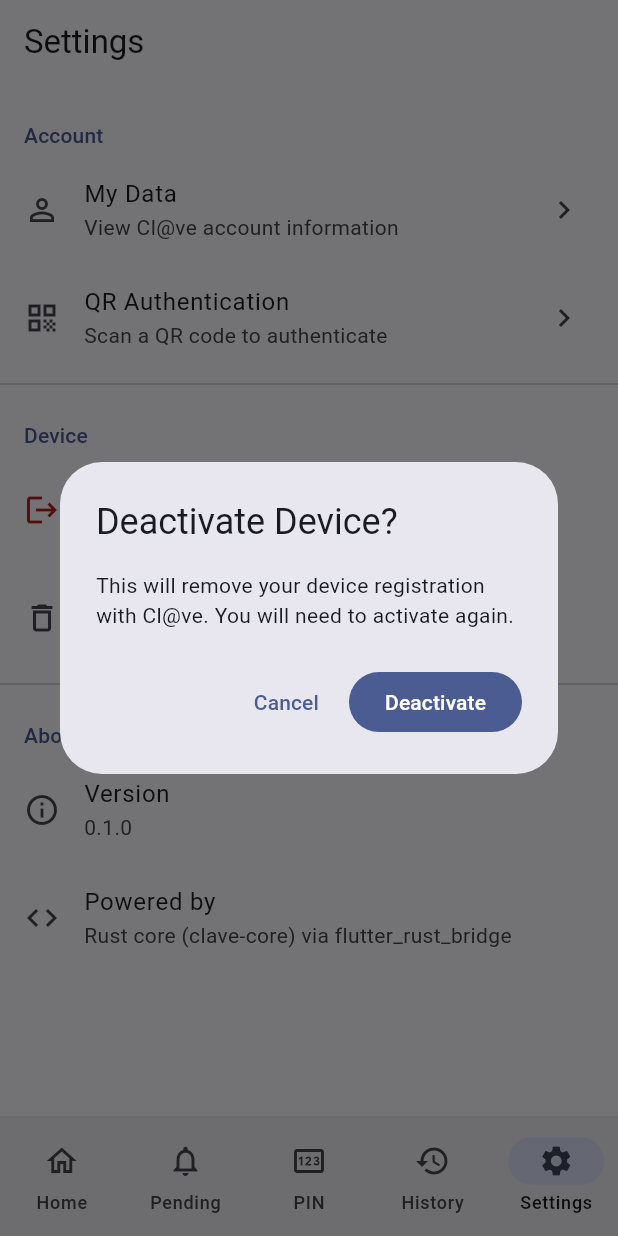
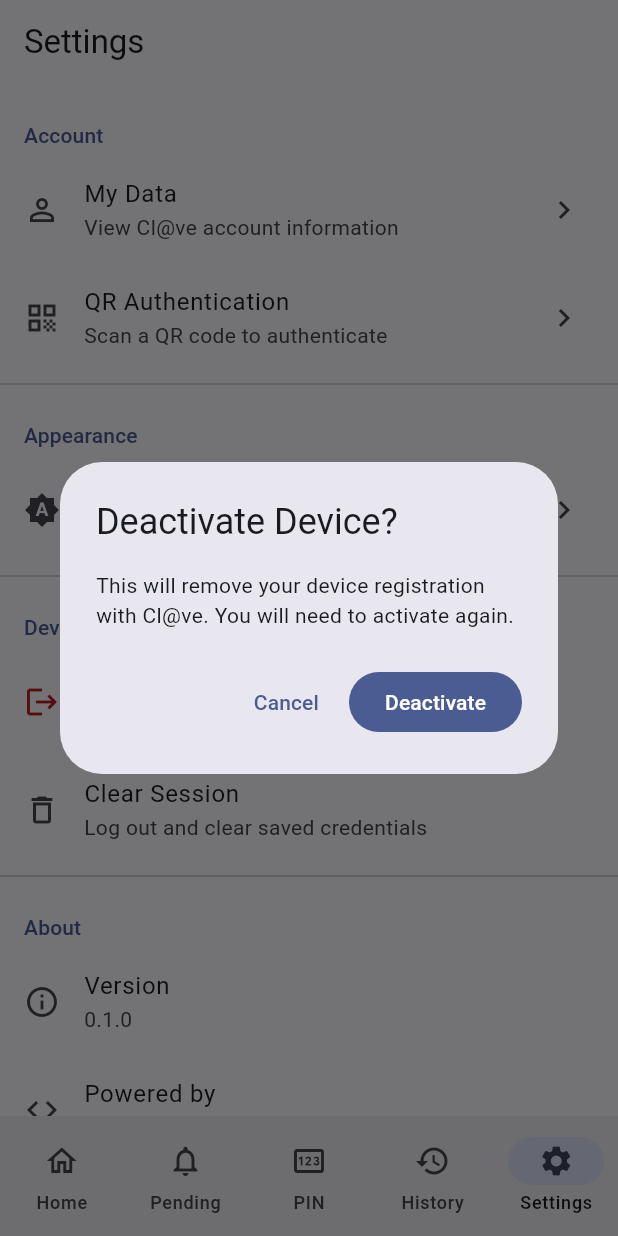
Before and after one commit to aldoborrero/research, a Flutter app: the screen it shows after launch, item 5 of the bottom bar chosen, after a tap on "Deactivate Device", on a phone screen of 412 x 824 dp. Run offline on Flutter 3.47's test engine with Material 3 defaults, Android fonts, the phone set to English and light mode, and no system bars; our stand-ins replace flutter_riverpod, go_router.

Commit message:
feat(flutter): add splash screen and dark mode toggle
Add SplashScreen with fade-in animation and session check stub that
routes to home after initialization.

Add ThemeModeNotifier (Riverpod) with system/light/dark toggle.
Wire it into ClaveApp (now ConsumerWidget) and add a radio-button
theme picker dialog in the Settings > Appearance section.

https://claude.ai/code/session_013wDTZkbz9wKPwbvxYKArHt

```diff
--- a/cl@ve-cli/flutter/lib/main.dart
+++ b/cl@ve-cli/flutter/lib/main.dart
@@ -8,6 +8,8 @@ import 'screens/pin_screen.dart';
 import 'screens/pending_screen.dart';
 import 'screens/history_screen.dart';
 import 'screens/settings_screen.dart';
+import 'screens/splash_screen.dart';
+import 'src/theme_provider.dart';
 
 void main() {
   // TODO: Initialize flutter_rust_bridge runtime here after codegen:
@@ -16,8 +18,9 @@ void main() {
 }
 
 final _router = GoRouter(
-  initialLocation: '/',
+  initialLocation: '/splash',
   routes: [
+    GoRoute(path: '/splash', builder: (_, __) => const SplashScreen()),
     ShellRoute(
       builder: (context, state, child) => AppShell(child: child),
       routes: [
@@ -32,14 +35,17 @@ final _router = GoRouter(
   ],
 );
 
-class ClaveApp extends StatelessWidget {
+class ClaveApp extends ConsumerWidget {
   const ClaveApp({super.key});
 
   @override
-  Widget build(BuildContext context) {
+  Widget build(BuildContext context, WidgetRef ref) {
+    final themeMode = ref.watch(themeModeProvider);
+
     return MaterialApp.router(
       title: 'Cl@ve AEAT',
       debugShowCheckedModeBanner: false,
+      themeMode: themeMode,
       theme: ThemeData(
         colorSchemeSeed: const Color(0xFF2563EB),
         useMaterial3: true,
--- a/cl@ve-cli/flutter/lib/screens/settings_screen.dart
+++ b/cl@ve-cli/flutter/lib/screens/settings_screen.dart
@@ -1,11 +1,15 @@
 import 'package:flutter/material.dart';
+import 'package:flutter_riverpod/flutter_riverpod.dart';
 
-class SettingsScreen extends StatelessWidget {
+import '../src/theme_provider.dart';
+
+class SettingsScreen extends ConsumerWidget {
   const SettingsScreen({super.key});
 
   @override
-  Widget build(BuildContext context) {
+  Widget build(BuildContext context, WidgetRef ref) {
     final theme = Theme.of(context);
+    final themeMode = ref.watch(themeModeProvider);
 
     return Scaffold(
       appBar: AppBar(title: const Text('Settings')),
@@ -30,6 +34,15 @@ class SettingsScreen extends StatelessWidget {
             onTap: () {
               // TODO: Navigate to QR screen
             },
+          ),
+          const Divider(),
+          _SectionHeader('Appearance'),
+          ListTile(
+            leading: Icon(_themeModeIcon(themeMode)),
+            title: const Text('Theme'),
+            subtitle: Text(_themeModeLabel(themeMode)),
+            trailing: const Icon(Icons.chevron_right),
+            onTap: () => _showThemePicker(context, ref),
           ),
           const Divider(),
           _SectionHeader('Device'),
@@ -84,6 +97,43 @@ class SettingsScreen extends StatelessWidget {
       ),
     );
   }
+
+  static IconData _themeModeIcon(ThemeMode mode) => switch (mode) {
+        ThemeMode.system => Icons.brightness_auto,
+        ThemeMode.light => Icons.light_mode,
+        ThemeMode.dark => Icons.dark_mode,
+      };
+
+  static String _themeModeLabel(ThemeMode mode) => switch (mode) {
+        ThemeMode.system => 'System default',
+        ThemeMode.light => 'Light',
+        ThemeMode.dark => 'Dark',
+      };
+
+  void _showThemePicker(BuildContext context, WidgetRef ref) {
+    final notifier = ref.read(themeModeProvider.notifier);
+    final current = ref.read(themeModeProvider);
+
+    showDialog(
+      context: context,
+      builder: (ctx) => SimpleDialog(
+        title: const Text('Choose theme'),
+        children: [
+          for (final mode in ThemeMode.values)
+            RadioListTile<ThemeMode>(
+              title: Text(_themeModeLabel(mode)),
+              secondary: Icon(_themeModeIcon(mode)),
+              value: mode,
+              groupValue: current,
+              onChanged: (v) {
+                if (v != null) notifier.setMode(v);
+                Navigator.pop(ctx);
+              },
+            ),
+        ],
+      ),
+    );
+  }
 }
 
 class _SectionHeader extends StatelessWidget {
--- /dev/null
+++ b/cl@ve-cli/flutter/lib/screens/splash_screen.dart
@@ -0,0 +1,119 @@
+import 'package:flutter/material.dart';
+import 'package:go_router/go_router.dart';
+
+/// Splash screen shown at startup.
+///
+/// Initialises the Rust bridge, checks session state, then navigates to
+/// the home screen (active session) or the activate screen (no session).
+class SplashScreen extends StatefulWidget {
+  const SplashScreen({super.key});
+
+  @override
+  State<SplashScreen> createState() => _SplashScreenState();
+}
+
+class _SplashScreenState extends State<SplashScreen>
+    with SingleTickerProviderStateMixin {
+  late final AnimationController _controller;
+  late final Animation<double> _fadeIn;
+  String _statusText = 'Loading...';
+
+  @override
+  void initState() {
+    super.initState();
+    _controller = AnimationController(
+      vsync: this,
+      duration: const Duration(milliseconds: 800),
+    );
+    _fadeIn = CurvedAnimation(parent: _controller, curve: Curves.easeIn);
+    _controller.forward();
+    _init();
+  }
+
+  Future<void> _init() async {
+    try {
+      // TODO: Initialise flutter_rust_bridge runtime:
+      // await RustLib.init();
+      setState(() => _statusText = 'Checking session...');
+
+      // TODO: Check session via Rust bridge:
+      // final status = getStatus();
+      // final hasSession = status.active;
+      const hasSession = false;
+
+      // Brief delay so splash is visible even on fast devices.
+      await Future<void>.delayed(const Duration(milliseconds: 600));
+
+      if (!mounted) return;
+      if (hasSession) {
+        context.go('/');
+      } else {
+        context.go('/');
+      }
+    } catch (e) {
+      if (!mounted) return;
+      setState(() => _statusText = 'Error: $e');
+      // Fall through to home after a short delay.
+      await Future<void>.delayed(const Duration(seconds: 2));
+      if (mounted) context.go('/');
+    }
+  }
+
+  @override
+  void dispose() {
+    _controller.dispose();
+    super.dispose();
+  }
+
+  @override
+  Widget build(BuildContext context) {
+    final theme = Theme.of(context);
+
+    return Scaffold(
+      body: Center(
+        child: FadeTransition(
+          opacity: _fadeIn,
+          child: Column(
+            mainAxisSize: MainAxisSize.min,
+            children: [
+              Icon(
+                Icons.shield,
+                size: 80,
+                color: theme.colorScheme.primary,
+              ),
+              const SizedBox(height: 24),
+              Text(
+                'Cl@ve',
+                style: theme.textTheme.headlineLarge?.copyWith(
+                  fontWeight: FontWeight.bold,
+                  color: theme.colorScheme.primary,
+                ),
+              ),
+              const SizedBox(height: 4),
+              Text(
+                'AEAT',
+                style: theme.textTheme.titleMedium?.copyWith(
+                  color: theme.colorScheme.onSurfaceVariant,
+                  letterSpacing: 4,
+                ),
+              ),
+              const SizedBox(height: 48),
+              const SizedBox(
+                width: 24,
+                height: 24,
+                child: CircularProgressIndicator(strokeWidth: 2),
+              ),
+              const SizedBox(height: 16),
+              Text(
+                _statusText,
+                style: theme.textTheme.bodySmall?.copyWith(
+                  color: theme.colorScheme.onSurfaceVariant,
+                ),
+              ),
+            ],
+          ),
+        ),
+      ),
+    );
+  }
+}
--- /dev/null
+++ b/cl@ve-cli/flutter/lib/src/theme_provider.dart
@@ -0,0 +1,25 @@
+import 'package:flutter/material.dart';
+import 'package:flutter_riverpod/flutter_riverpod.dart';
+
+/// Persisted theme mode state.
+///
+/// Uses Riverpod StateNotifier so any widget can read/toggle the theme.
+/// TODO: Persist to SharedPreferences or the Rust config layer.
+final themeModeProvider =
+    StateNotifierProvider<ThemeModeNotifier, ThemeMode>((ref) {
+  return ThemeModeNotifier();
+});
+
+class ThemeModeNotifier extends StateNotifier<ThemeMode> {
+  ThemeModeNotifier() : super(ThemeMode.system);
+
+  void setMode(ThemeMode mode) => state = mode;
+
+  void toggle() {
+    state = switch (state) {
+      ThemeMode.system => ThemeMode.light,
+      ThemeMode.light => ThemeMode.dark,
+      ThemeMode.dark => ThemeMode.system,
+    };
+  }
+}
```
